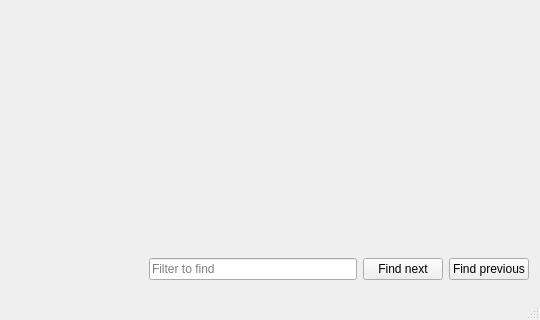
The window that mainwindow.ui (Dhoine/Qnote) describes before a commit, drawn with Qt 5; both pictures show x 506 to 1046 and y 340 to 660 of the 1046 by 660 pixel window.
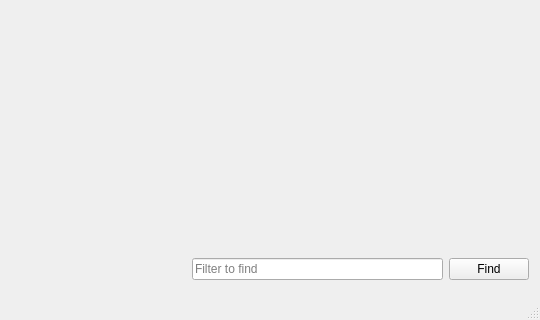
The same window after the commit. Icons and pictures are not drawn.

What changed in the file:
```diff
--- a/mainwindow.ui
+++ b/mainwindow.ui
@@ -85,14 +85,7 @@
       <item>
        <widget class="QPushButton" name="nextButton">
         <property name="text">
-         <string>Find next</string>
-        </property>
-       </widget>
-      </item>
-      <item>
-       <widget class="QPushButton" name="prevButton">
-        <property name="text">
-         <string>Find previous</string>
+         <string>Find</string>
         </property>
        </widget>
       </item>
```
Left out of the diff: 2 changed lines with no effect on the pictures.
